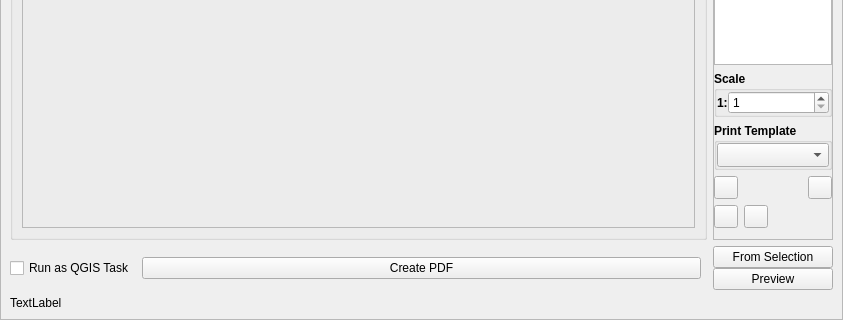
Before: the Qt Designer form modules/plot/plot_menu.ui in felixvons/Easy-Print-Menu, drawn with Qt 5; both pictures show x 0 to 843 and y 325 to 645 of the 843 by 645 pixel window.
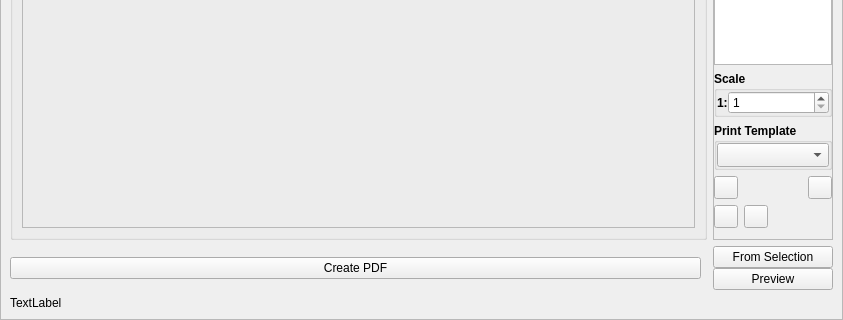
After: the same form once the commit is applied.

```diff
--- a/modules/plot/plot_menu.ui
+++ b/modules/plot/plot_menu.ui
@@ -68,7 +68,7 @@
             <x>0</x>
             <y>0</y>
             <width>841</width>
-            <height>626</height>
+            <height>627</height>
            </rect>
           </property>
           <layout class="QGridLayout" name="gridLayout_4">
@@ -380,7 +380,7 @@
                  <property name="verticalSpacing">
                   <number>0</number>
                  </property>
-                 <item row="0" column="1">
+                 <item row="0" column="0">
                   <widget class="QPushButton" name="But_Create_PDF">
                    <property name="text">
                     <string>Create PDF</string>
@@ -390,19 +390,6 @@
                    </property>
                   </widget>
                  </item>
-                 <item row="0" column="0">
-                  <widget class="QCheckBox" name="CheckBox_RunAsTask">
-                   <property name="sizePolicy">
-                    <sizepolicy hsizetype="Maximum" vsizetype="Fixed">
-                     <horstretch>0</horstretch>
-                     <verstretch>0</verstretch>
-                    </sizepolicy>
-                   </property>
-                   <property name="text">
-                    <string>Run as QGIS Task</string>
-                   </property>
-                  </widget>
-                 </item>
                 </layout>
                </widget>
               </item>
```
